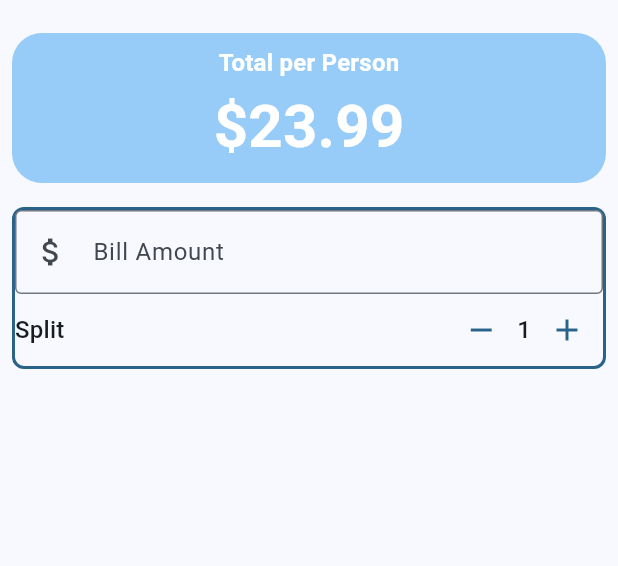
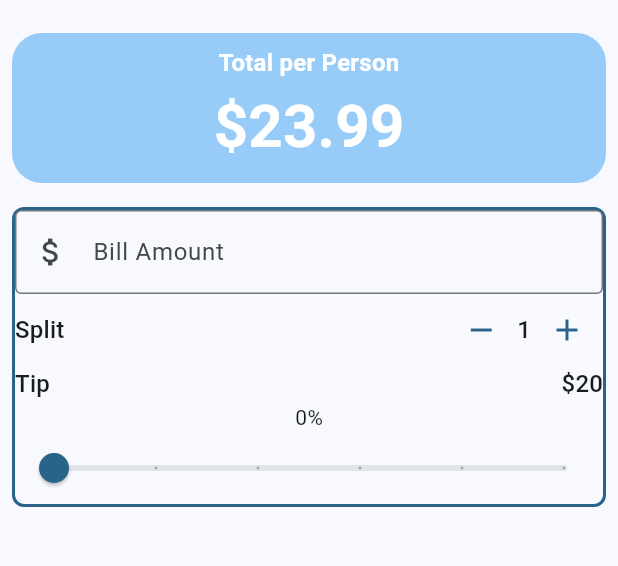
Before and after one commit to Cristiaprodan/tip_calculator, a Flutter app: the screen it shows after launch, on a phone screen of 412 x 824 dp, the part 63-629 px from its top. Run offline on Flutter 3.47's test engine with Material 3 defaults, Android fonts, the phone set to English and light mode, and no system bars.

Commit message:
refactor slider

```diff
--- a/lib/main.dart
+++ b/lib/main.dart
@@ -1,5 +1,6 @@
 import "package:flutter/material.dart";
 import "package:tip_calculator/widgets/person_counter.dart";
+import "package:tip_calculator/widgets/tip_slider.dart";
 
 void main() {
   runApp(const MyApp());
@@ -31,6 +32,8 @@ class Utip extends StatefulWidget {
 
 class _UtipState extends State<Utip> {
   int _personCount = 1;
+
+  double _tipPercentege = 0.0;
 
   void increment() {
     setState(() {
@@ -100,6 +103,31 @@ class _UtipState extends State<Utip> {
                     personCount: _personCount,
                     onIncrement: increment,
                     onDecrement: decrement,
+                  ),
+                  //Tip == Section==
+                  Row(
+                    mainAxisAlignment: MainAxisAlignment.spaceBetween,
+                    children: [
+                      Text(
+                        "Tip",
+                        style: theme.textTheme.titleMedium,
+                      ),
+                      Text(
+                        "\$20",
+                        style: theme.textTheme.titleMedium,
+                      )
+                    ],
+                  ),
+                  //== Slider text ==
+                  Text("${(_tipPercentege * 100).round()}%"),
+                  // == Slider ==
+                  TipSlider(
+                    tipPercentege: _tipPercentege,
+                    onChanged: (double value) {
+                      setState(() {
+                        _tipPercentege = value;
+                      });
+                    },
                   )
                 ],
               ),
--- /dev/null
+++ b/lib/widgets/tip_slider.dart
@@ -0,0 +1,29 @@
+import 'package:flutter/material.dart';
+
+class TipSlider extends StatelessWidget {
+  const TipSlider({
+    super.key,
+    required double tipPercentege,
+    required this.onChanged,
+  }) : _tipPercentege = tipPercentege;
+
+  final double _tipPercentege;
+  final ValueChanged<double> onChanged;
+
+  @override
+  Widget build(BuildContext context) {
+    return Slider(
+      value: _tipPercentege,
+      onChanged: onChanged,
+      // onChanged: (value) => {
+      // setState(() {
+      //   _tipPercentege = value;
+      // })
+      // },
+      min: 0.0,
+      max: 0.5,
+      divisions: 5,
+      label: '${(_tipPercentege * 100).round()}%',
+    );
+  }
+}
```
